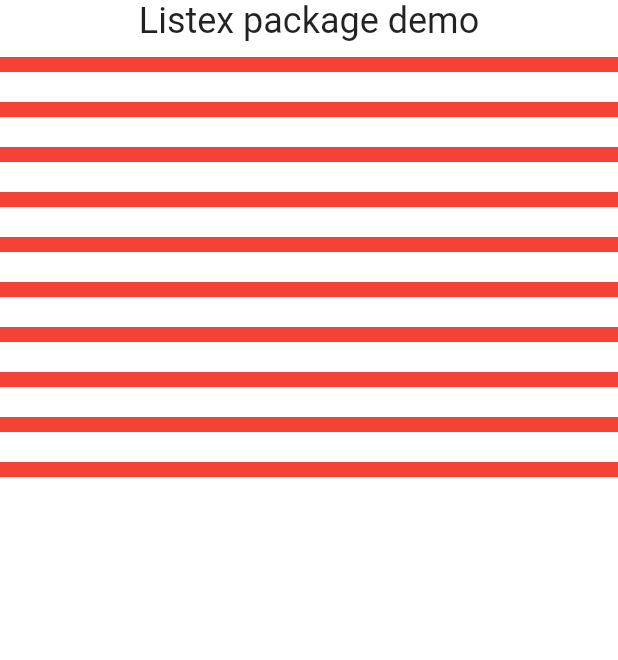
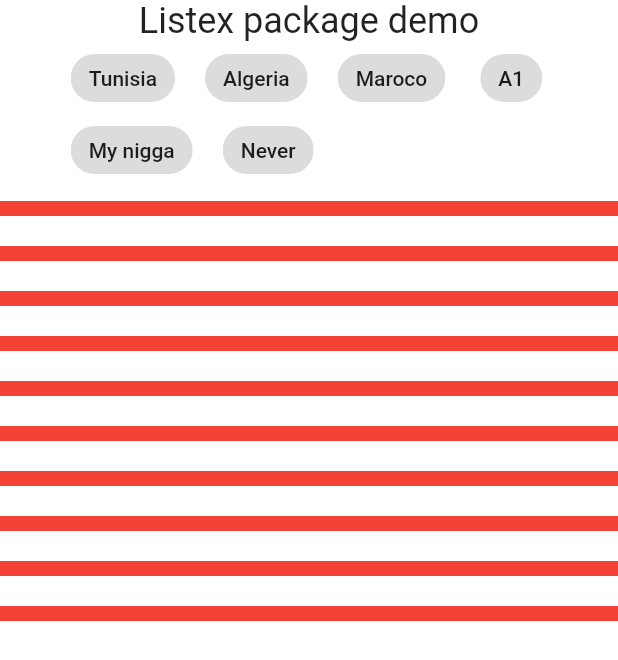
Before and after one commit to koukibadr/Listex, a Flutter app: the screen it shows after launch, on a phone screen of 412 x 824 dp. Shown: the top 660 px of the screen. Run offline on Flutter 3.47's test engine with Material 2 defaults, Android fonts, the phone set to English and light mode, and no system bars.

Commit message:
Add filters chip UI components

```diff
--- a/example/lib/main.dart
+++ b/example/lib/main.dart
@@ -39,6 +39,7 @@ class MyPage extends StatelessWidget {
               ),
               Expanded(
                 child: Listex(
+                  filters: const ['Tunisia','Algeria','Maroco','A1','My nigga', 'Never'],
                   itemsCount: 10,
                   itemBuilder: (context, index) {
                     return Padding(
--- a/lib/listex.dart
+++ b/lib/listex.dart
@@ -3,11 +3,13 @@ import 'package:flutter/material.dart';
 class Listex extends StatefulWidget {
   final int itemsCount;
   final Widget Function(BuildContext, int) itemBuilder;
+  final List<String> filters;
 
   const Listex({
     Key? key,
     required this.itemsCount,
     required this.itemBuilder,
+    required this.filters,
   }) : super(key: key);
 
   @override
@@ -17,9 +19,23 @@ class Listex extends StatefulWidget {
 class _ListexState extends State<Listex> {
   @override
   Widget build(BuildContext context) {
-    return ListView.builder(
-      itemCount: widget.itemsCount,
-      itemBuilder: widget.itemBuilder,
+    return Column(
+      children: [
+        Wrap(
+          children: widget.filters.map((e) => Padding(
+            padding: const EdgeInsets.symmetric(
+              horizontal: 10,
+            ),
+            child: Chip(label: Text(e)),
+          )).toList(),
+        ),
+        Expanded(
+          child: ListView.builder(
+            itemCount: widget.itemsCount,
+            itemBuilder: widget.itemBuilder,
+          ),
+        )
+      ],
     );
   }
 }
```
